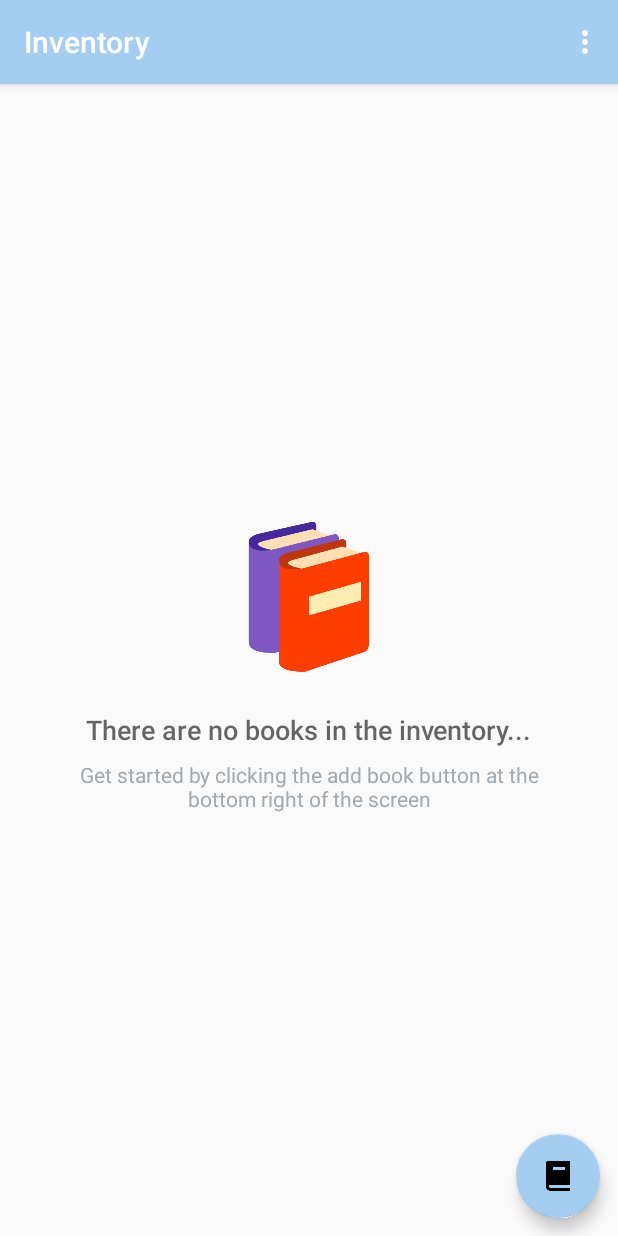
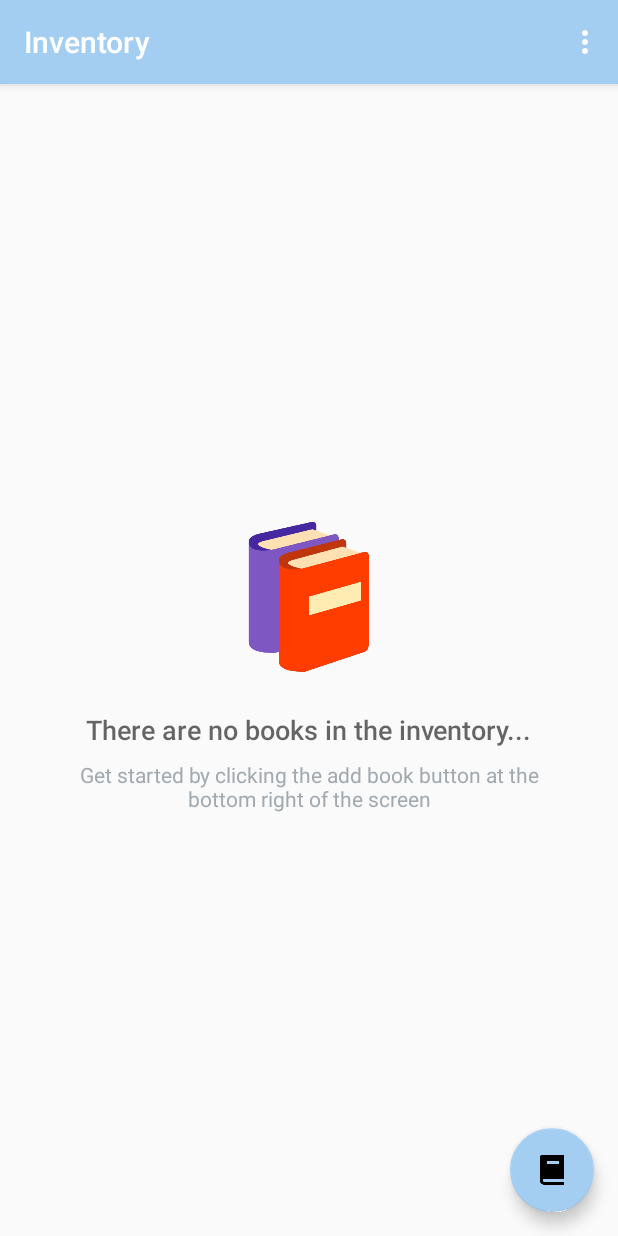
Before and after one commit to ColineFord/InventoryApp_Stage1, an Android app: the screen it shows after launch (CatalogActivity), on a phone screen of 412 x 824 dp. Run offline under Robolectric (Android 15) with nearby library versions, the phone set to English and light mode, and no system bars.

Commit message:
Stage 2 of the Inventory app

```diff
--- a/app/src/main/res/layout/activity_catalog.xml
+++ b/app/src/main/res/layout/activity_catalog.xml
@@ -19,7 +19,7 @@
         android:layout_centerInParent="true">
 
         <ImageView
-            android:id="@+id/empty_shelter_image"
+            android:id="@+id/empty_inventory_image"
             android:layout_width="wrap_content"
             android:layout_height="wrap_content"
             android:layout_centerHorizontal="true"
@@ -29,10 +29,10 @@
             android:id="@+id/empty_title_text"
             android:layout_width="wrap_content"
             android:layout_height="wrap_content"
-            android:layout_below="@+id/empty_shelter_image"
+            android:layout_below="@+id/empty_inventory_image"
             android:layout_centerHorizontal="true"
             android:fontFamily="sans-serif-medium"
-            android:paddingTop="16dp"
+            android:paddingTop="@dimen/activity_margin"
             android:text="@string/empty_view_title_text"
             android:textAppearance="?android:textAppearanceMedium"/>
 
@@ -43,7 +43,7 @@
             android:layout_below="@+id/empty_title_text"
             android:layout_centerHorizontal="true"
             android:fontFamily="sans-serif"
-            android:paddingTop="8dp"
+            android:paddingTop="@dimen/subtitle_padding"
             android:text="@string/empty_view_subtitle_text"
             android:textAppearance="?android:textAppearanceSmall"
             android:textColor="#A2AAB0"
@@ -58,6 +58,6 @@
         android:layout_height="wrap_content"
         android:layout_alignParentBottom="true"
         android:layout_alignParentRight="true"
-        android:layout_margin="12dp"
+        android:layout_margin="@dimen/fab_margin"
         android:src="@drawable/add_book_icon"/>
 </RelativeLayout>
--- a/app/src/main/res/values/dimens.xml
+++ b/app/src/main/res/values/dimens.xml
@@ -5,4 +5,9 @@
 
     <!-- Common margin value used throughout the app -->
     <dimen name="activity_margin">16dp</dimen>
+    <dimen name="subtitle_padding">8dp</dimen>
+
+    <dimen name="list_item_margin">12dp</dimen>
+    <dimen name="sale_button_width">55dp</dimen>
+    <dimen name="sale_button_height">30dp</dimen>
 </resources>
```
Also changed, not shown: app/src/main/res/layout/list_item.xml (+11 -9 lines).
